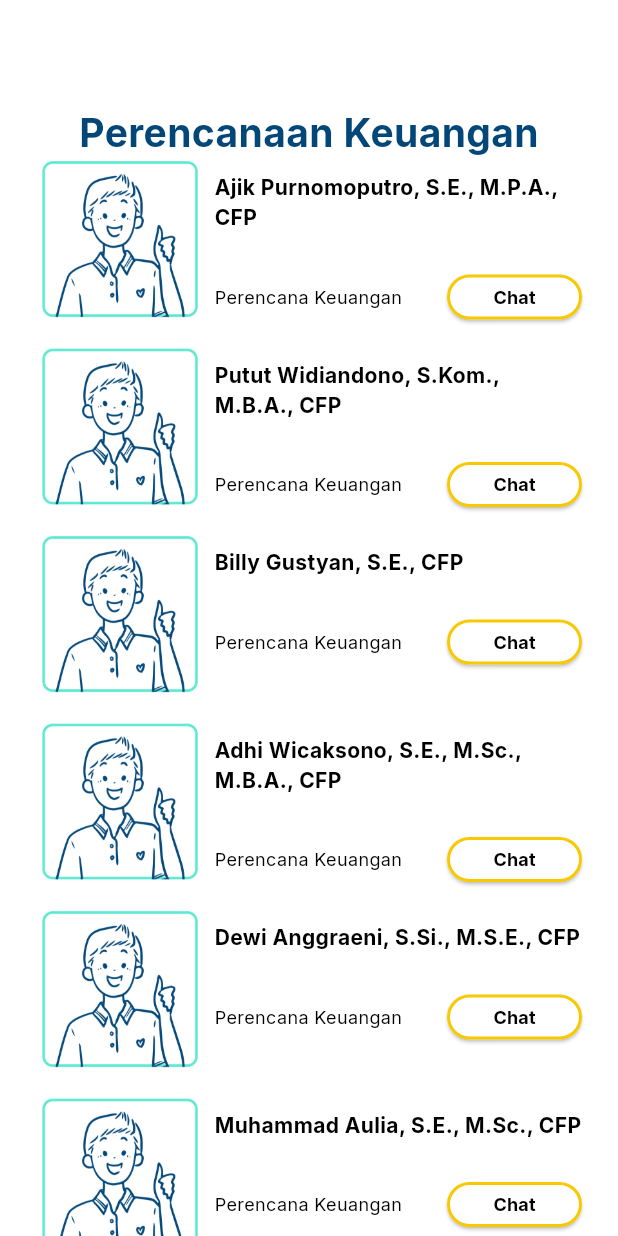
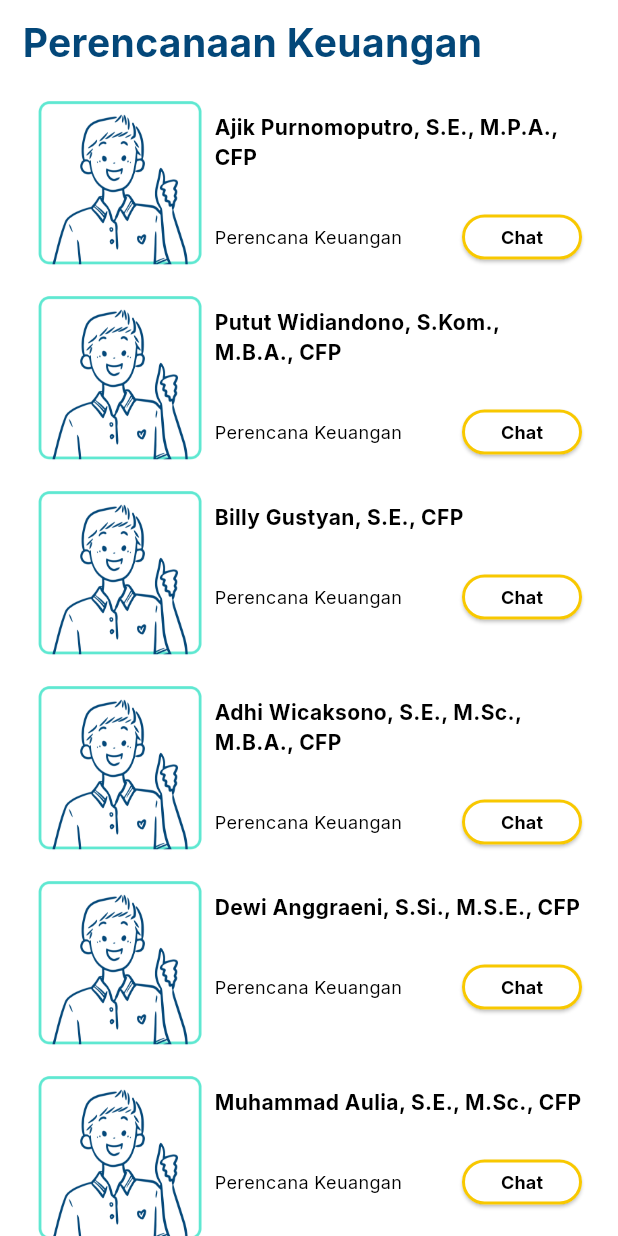
Before and after one commit to alfaisaldwi/invest_education, a Flutter app: the KonsultasiView screen opened by its route, on a phone screen of 412 x 824 dp. Run offline on Flutter 3.47's test engine with Material 3 defaults, Android fonts, the phone set to English and light mode, and no system bars; our stand-ins replace anim_search_bar, dropdown_button2, fluttertoast, get, google_fonts, image_picker and 2 more; missing offline and left inert: flutter_custom_carousel_slider, flutter_share.

Commit message:
fixing on konsultasi page

```diff
--- a/lib/app/data/konsul_list.dart
+++ b/lib/app/data/konsul_list.dart
@@ -1,12 +1,12 @@
 import 'package:eduit/app/data/konsul_model.dart';
 
 List<KonsulModel> konsulData = [
-  KonsulModel(1, "Ajik Purnomoputro, S.E., M.P.A., CFP", '6285711340218'),
-  KonsulModel(2, 'Putut Widiandono, S.Kom., M.B.A., CFP', '6285711340218'),
-  KonsulModel(3, 'Billy Gustyan, S.E., CFP', '6285711340218'),
-  KonsulModel(4, 'Adhi Wicaksono, S.E., M.Sc., M.B.A., CFP', '6285711340218'),
-  KonsulModel(5, 'Dewi Anggraeni, S.Si., M.S.E., CFP', '6285711340218'),
-  KonsulModel(6, 'Muhammad Aulia, S.E., M.Sc., CFP', '6285711340218'),
-  KonsulModel(7, 'Dokki Dipa Perkasa, S.E., M.B.A., CFP', '6285711340218'),
-  KonsulModel(8, 'Deni Ridwan, S.E. Ak., M.BIT., PhD., CFP', '6285711340218'),
+  KonsulModel(1, "Ajik Purnomoputro, S.E., M.P.A., CFP", '6287788682863'),
+  KonsulModel(2, 'Putut Widiandono, S.Kom., M.B.A., CFP', '6287788682863'),
+  KonsulModel(3, 'Billy Gustyan, S.E., CFP', '6287788682863'),
+  KonsulModel(4, 'Adhi Wicaksono, S.E., M.Sc., M.B.A., CFP', '6287788682863'),
+  KonsulModel(5, 'Dewi Anggraeni, S.Si., M.S.E., CFP', '6287788682863'),
+  KonsulModel(6, 'Muhammad Aulia, S.E., M.Sc., CFP', '6287788682863'),
+  KonsulModel(7, 'Dokki Dipa Perkasa, S.E., M.B.A., CFP', '6287788682863'),
+  KonsulModel(8, 'Deni Ridwan, S.E. Ak., M.BIT., PhD., CFP', '6287788682863'),
 ];
--- a/lib/app/modules/konsultasi/views/konsultasi_view.dart
+++ b/lib/app/modules/konsultasi/views/konsultasi_view.dart
@@ -12,14 +12,15 @@ class KonsultasiView extends GetView<KonsultasiController> {
   @override
   Widget build(BuildContext context) {
     return Scaffold(
-      body: SingleChildScrollView(
+      body: SafeArea(
+        child: SingleChildScrollView(
           child: Container(
             color: Colors.white,
             child: Padding(
-            padding: const EdgeInsets.only(left: 15.0, right: 15, top: 70),
+              padding: const EdgeInsets.only(left: 15.0, right: 15, top: 10),
               child: Column(children: [
                 Align(
-                alignment: Alignment.center,
+                  alignment: Alignment.centerLeft,
                   child: Text(
                     'Perencanaan Keuangan',
                     style: GoogleFonts.inter(
@@ -28,6 +29,9 @@ class KonsultasiView extends GetView<KonsultasiController> {
                         color: Color(0xff034779)),
                   ),
                 ),
+                SizedBox(
+                  height: 20,
+                ),
                 ListView.builder(
                     shrinkWrap: true,
                     scrollDirection: Axis.vertical,
@@ -35,7 +39,7 @@ class KonsultasiView extends GetView<KonsultasiController> {
                     itemCount: konsulData.length,
                     itemBuilder: (context, index) {
                       return Container(
-                      height: 125,
+                        height: 130,
                         padding: EdgeInsets.only(left: 5, right: 5, bottom: 20),
                         width: double.infinity,
                         child: Row(children: [
@@ -64,7 +68,8 @@ class KonsultasiView extends GetView<KonsultasiController> {
                                     height: 28,
                                   ),
                                   Row(
-                                  crossAxisAlignment: CrossAxisAlignment.center,
+                                    crossAxisAlignment:
+                                        CrossAxisAlignment.center,
                                     mainAxisAlignment:
                                         MainAxisAlignment.spaceBetween,
                                     children: [
@@ -73,7 +78,7 @@ class KonsultasiView extends GetView<KonsultasiController> {
                                         style: GoogleFonts.inter(fontSize: 12),
                                       ),
                                       Container(
-                                      width: 90,
+                                        width: 80,
                                         height: 30,
                                         child: ElevatedButton(
                                           style: ElevatedButton.styleFrom(
@@ -81,7 +86,8 @@ class KonsultasiView extends GetView<KonsultasiController> {
                                               shape: StadiumBorder(
                                                   side: BorderSide(
                                                       width: 2,
-                                                    color: Color(0xffF8C800)))),
+                                                      color:
+                                                          Color(0xffF8C800)))),
                                           child: Text(
                                             'Chat',
                                             style: GoogleFonts.inter(
@@ -119,6 +125,7 @@ class KonsultasiView extends GetView<KonsultasiController> {
             ),
           ),
         ),
+      ),
     );
   }
 }
```
Lines whose indentation alone changed are shown as unchanged.
